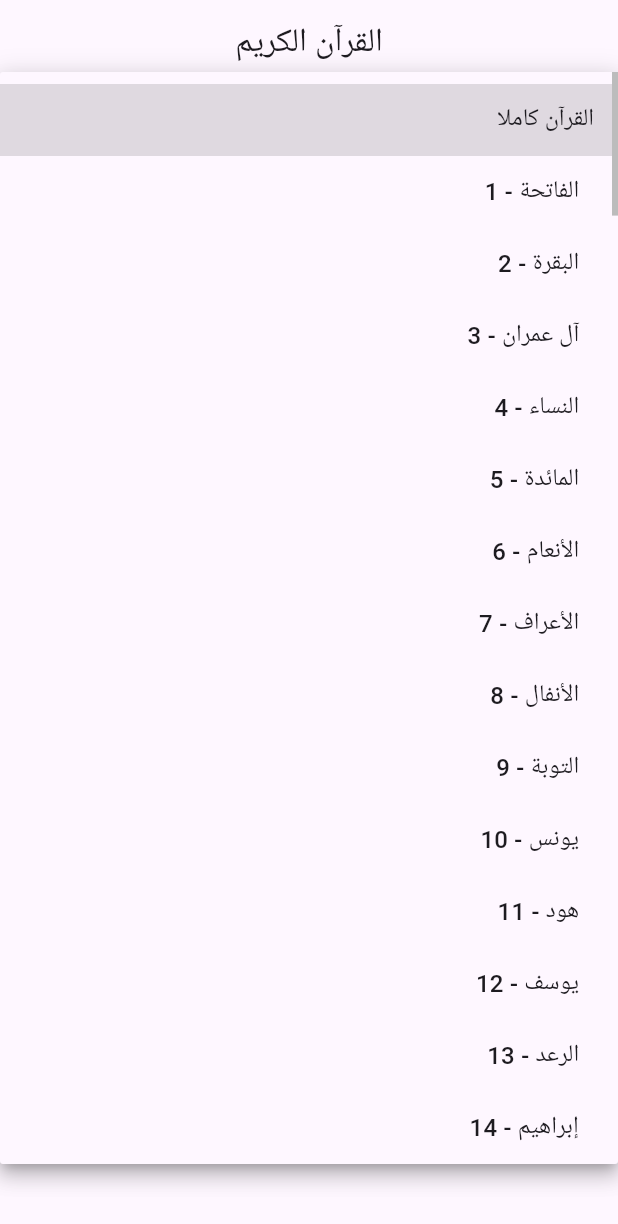
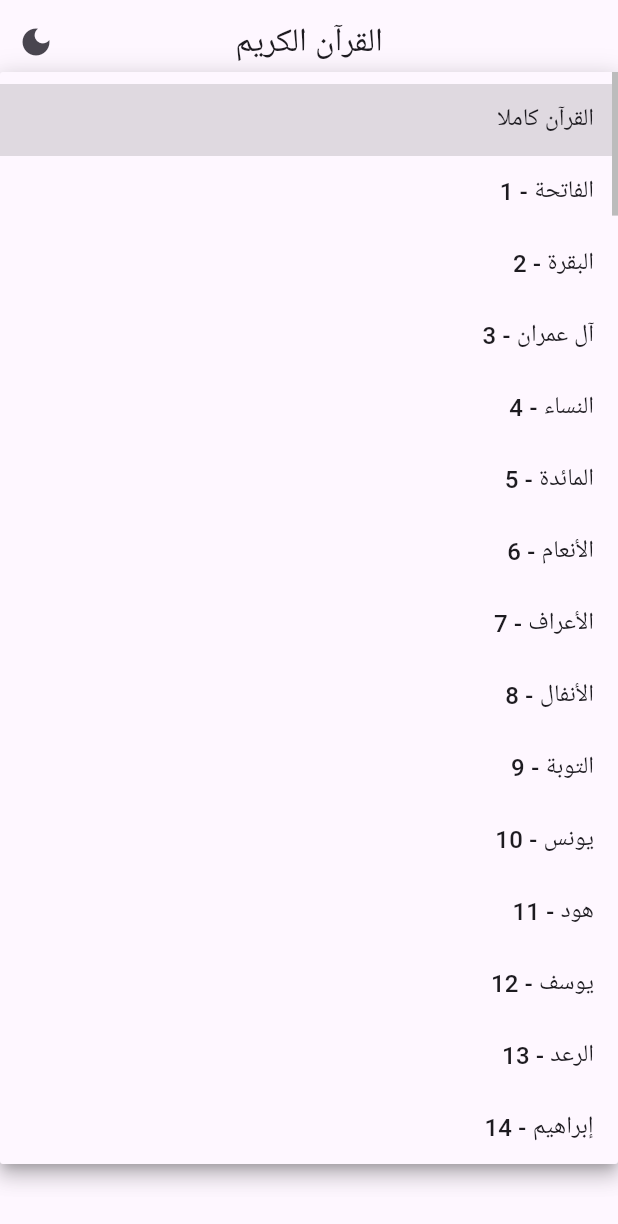
Before and after one commit to AbdelrhmanUZaki/quran_flutter, a Flutter app: the screen it shows after launch, after a tap on "القرآن كاملا", on a phone screen of 412 x 824 dp. Shown: the top 1224 px of the screen. Run offline on Flutter 3.47's test engine with Material 3 defaults, Android fonts, the phone set to English and light mode, and no system bars; Roboto replaces fonts that are missing (Amiri).

Commit message:
feat(ui): implement dark/light mode toggle

```diff
--- a/lib/main.dart
+++ b/lib/main.dart
@@ -1,13 +1,23 @@
 import 'package:flutter/material.dart';
 import 'screens/quran_search_screen.dart';
 
-
 void main() {
-  runApp(const MyApp());
+  runApp(MyApp());
 }
 
-class MyApp extends StatelessWidget {
-  const MyApp({super.key});
+class MyApp extends StatefulWidget {
+  @override
+  _MyAppState createState() => _MyAppState();
+}
+
+class _MyAppState extends State<MyApp> {
+  ThemeMode _themeMode = ThemeMode.light;
+
+  void toggleTheme() {
+    setState(() {
+      _themeMode = _themeMode == ThemeMode.light ? ThemeMode.dark : ThemeMode.light;
+    });
+  }
 
   @override
   Widget build(BuildContext context) {
@@ -18,7 +28,16 @@ class MyApp extends StatelessWidget {
         brightness: Brightness.light,
         primarySwatch: Colors.teal,
       ),
-      home: QuranSearchScreen(),
+      darkTheme: ThemeData(
+        fontFamily: 'Amiri',
+        brightness: Brightness.dark,
+        primarySwatch: Colors.teal,
+      ),
+      themeMode: _themeMode,
+      home: QuranSearchScreen(
+        themeMode: _themeMode,
+        onToggleTheme: toggleTheme,
+      ),
     );
   }
 }
--- a/lib/screens/quran_search_screen.dart
+++ b/lib/screens/quran_search_screen.dart
@@ -4,6 +4,15 @@ import 'dart:convert';
 import 'package:flutter/services.dart';
 
 class QuranSearchScreen extends StatefulWidget {
+  final ThemeMode themeMode;
+  final VoidCallback onToggleTheme;
+
+  const QuranSearchScreen({
+    required this.themeMode,
+    required this.onToggleTheme,
+    Key? key,
+  }) : super(key: key);
+
   @override
   _QuranSearchScreenState createState() => _QuranSearchScreenState();
 }
@@ -61,7 +70,7 @@ class _QuranSearchScreenState extends State<QuranSearchScreen> {
         final data = json.decode(response.body);
         setState(() {
           _resultCount = data['data']['count'];
-          _searchResults = (data['data']['matches'] as List<dynamic>).toList();
+          _searchResults = (data['data']['matches'] as List<dynamic>);
         });
       } else {
         setState(() {
@@ -93,9 +102,6 @@ class _QuranSearchScreenState extends State<QuranSearchScreen> {
           _tafsirResults[ayahNumber] = tafsir;
           _expandedAyahs.add(ayahNumber);
         });
-        // print(_tafsirResults);
-        // print("**********************************");
-        // print(_expandedAyahs);
       }
     } catch (e) {
       ScaffoldMessenger.of(context).showSnackBar(
@@ -112,6 +118,16 @@ class _QuranSearchScreenState extends State<QuranSearchScreen> {
         appBar: AppBar(
           title: const Text('القرآن الكريم'),
           centerTitle: true,
+          actions: [
+            IconButton(
+              icon: Icon(
+                widget.themeMode == ThemeMode.light
+                    ? Icons.dark_mode
+                    : Icons.light_mode,
+              ),
+              onPressed: widget.onToggleTheme,
+            ),
+          ],
         ),
         body: Padding(
           padding: const EdgeInsets.all(16.0),
@@ -150,15 +166,9 @@ class _QuranSearchScreenState extends State<QuranSearchScreen> {
                       value: surah['number'].toString(),
                       child: Align(
                         alignment: Alignment.centerRight,
-                        child: Row(
-                          mainAxisSize: MainAxisSize.min, // Ensure compact layout
-                          children: [
-                            Text(
-                              '${surah['number']} - ${surah['name']}',
-                              textAlign: TextAlign.right,
-                            ),
-                            const SizedBox(width: 10),
-                          ],
+                        child: Text(
+                          '${surah['number']} - ${surah['name']}',
+                          textAlign: TextAlign.right,
                         ),
                       ),
                     );
@@ -225,8 +235,8 @@ class _QuranSearchScreenState extends State<QuranSearchScreen> {
                           fontWeight: FontWeight.bold,
                           color: Colors.teal,
                         ),
-                      ),
                     ),
+                  ),
                   Expanded(
                     child: ListView.builder(
                       itemCount: _searchResults.length,
@@ -235,6 +245,7 @@ class _QuranSearchScreenState extends State<QuranSearchScreen> {
                         final ayahNumber = result['number'];
                         final isExpanded = _expandedAyahs.contains(ayahNumber);
                         final tafsir = _tafsirResults[ayahNumber] ?? '';
+
                         return Card(
                           elevation: 5,
                           margin: const EdgeInsets.symmetric(vertical: 8),
@@ -246,7 +257,6 @@ class _QuranSearchScreenState extends State<QuranSearchScreen> {
                             child: Column(
                               crossAxisAlignment: CrossAxisAlignment.start,
                               children: [
-                                // Ayah Text
                                 Text(
                                   '${result['surah']['name']} - آية ${result['numberInSurah']}',
                                   style: const TextStyle(
@@ -261,23 +271,17 @@ class _QuranSearchScreenState extends State<QuranSearchScreen> {
                                   style: const TextStyle(
                                     fontSize: 18,
                                     height: 1.5,
-                                    fontFamily: 'Amiri',
+                                    // fontFamily: 'Amiri',
                                   ),
                                   textAlign: TextAlign.justify,
                                 ),
                                 const SizedBox(height: 10),
-                                // Tafseer Button
                                 ElevatedButton(
                                   onPressed: () {
                                     if (isExpanded) {
-                                      print("Will remove tafseer");
-                                      print(_expandedAyahs);
                                       setState(() {
                                         _expandedAyahs.remove(ayahNumber);
                                       });
-                                      print(_expandedAyahs);
-                                      print("tafseer has been removed");
-
                                     } else {
                                       _fetchTafseer(ayahNumber);
                                     }
@@ -286,7 +290,6 @@ class _QuranSearchScreenState extends State<QuranSearchScreen> {
                                       ? 'إخفاء التفسير'
                                       : 'عرض التفسير'),
                                 ),
-                                // Tafseer Text
                                 if (isExpanded && tafsir.isNotEmpty)
                                   Padding(
                                     padding: const EdgeInsets.only(top: 10),
@@ -313,8 +316,8 @@ class _QuranSearchScreenState extends State<QuranSearchScreen> {
                                           textAlign: TextAlign.justify,
                                         ),
                                       ],
-                                    ),
                                   ),
+                                ),
                               ],
                             ),
                           ),
```
Also changed, not shown: 1 other file.
